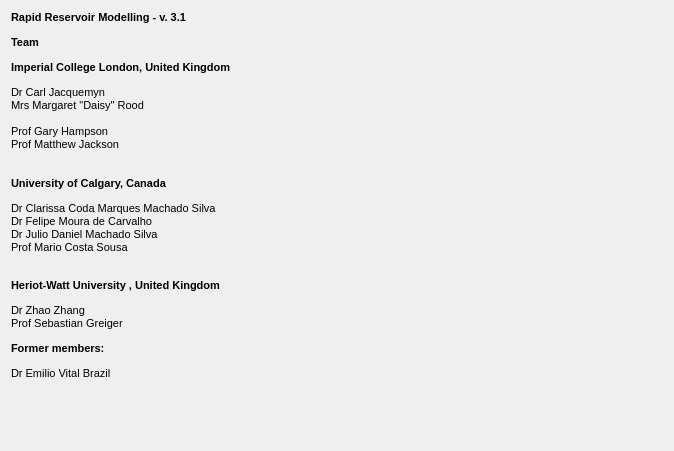
The window that src/apps/mainwindow/about/about_widget.ui (jdms/rrm) describes before a commit, drawn with Qt 5.
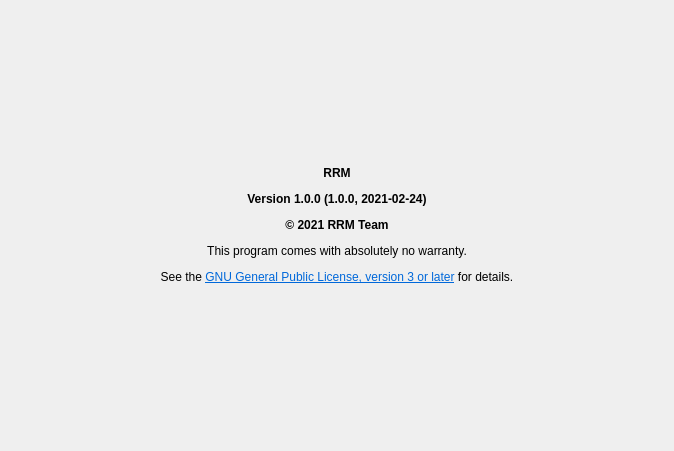
The same window after the commit. Icons and pictures are not drawn.

Commit message:
Update about window
The code that uses cmake to automate version and date in the about
window will appear in a future commit.

Diff of the .ui file:
```diff
--- a/src/apps/mainwindow/about/about_widget.ui
+++ b/src/apps/mainwindow/about/about_widget.ui
@@ -31,44 +31,12 @@
      <item>
       <widget class="QLabel" name="label_4">
        <property name="text">
-        <string>&lt;!DOCTYPE HTML PUBLIC &quot;-//W3C//DTD HTML 4.0//EN&quot; &quot;http://www.w3.org/TR/REC-html40/strict.dtd&quot;&gt;
-&lt;html&gt;&lt;head&gt;&lt;meta name=&quot;qrichtext&quot; content=&quot;1&quot; /&gt;&lt;style type=&quot;text/css&quot;&gt;
-p, li { white-space: pre-wrap; }
-&lt;/style&gt;&lt;/head&gt;&lt;body style=&quot; font-family:'MS Shell Dlg 2'; font-size:8pt; font-weight:400; font-style:normal;&quot;&gt;
-&lt;p style=&quot; margin-top:12px; margin-bottom:12px; margin-left:0px; margin-right:0px; -qt-block-indent:0; text-indent:0px;&quot;&gt;&lt;span style=&quot; font-weight:600;&quot;&gt;Rapid Reservoir Modelling - v. 3.1&lt;/span&gt;&lt;/p&gt;
-&lt;p style=&quot; margin-top:12px; margin-bottom:12px; margin-left:0px; margin-right:0px; -qt-block-indent:0; text-indent:0px;&quot;&gt;&lt;span style=&quot; font-weight:600;&quot;&gt;Team&lt;/span&gt;&lt;/p&gt;
-&lt;p style=&quot; margin-top:12px; margin-bottom:12px; margin-left:0px; margin-right:0px; -qt-block-indent:0; text-indent:0px;&quot;&gt;&lt;span style=&quot; font-weight:600;&quot;&gt;Imperial College London, United Kingdom&lt;/span&gt;&lt;/p&gt;
-&lt;p style=&quot; margin-top:12px; margin-bottom:12px; margin-left:0px; margin-right:0px; -qt-block-indent:0; text-indent:0px;&quot;&gt;Dr Carl Jacquemyn&lt;br /&gt;Mrs Margaret &amp;quot;Daisy&amp;quot; Rood&lt;br /&gt;&lt;br /&gt;Prof Gary Hampson&lt;br /&gt;Prof Matthew Jackson&lt;br /&gt;&lt;br /&gt;&lt;span style=&quot; font-weight:600;&quot;&gt;&lt;br /&gt;University of Calgary, Canada&lt;/span&gt;&lt;/p&gt;
-&lt;p style=&quot; margin-top:12px; margin-bottom:12px; margin-left:0px; margin-right:0px; -qt-block-indent:0; text-indent:0px;&quot;&gt;Dr Clarissa Coda Marques Machado Silva&lt;br /&gt;Dr Felipe Moura de Carvalho&lt;br /&gt;Dr Julio Daniel Machado Silva&lt;br /&gt;Prof Mario Costa Sousa&lt;/p&gt;
-&lt;p style=&quot; margin-top:12px; margin-bottom:12px; margin-left:0px; margin-right:0px; -qt-block-indent:0; text-indent:0px;&quot;&gt;&lt;span style=&quot; font-weight:600;&quot;&gt;&lt;br /&gt;Heriot-Watt University , United Kingdom&lt;/span&gt;&lt;/p&gt;
-&lt;p style=&quot; margin-top:12px; margin-bottom:12px; margin-left:0px; margin-right:0px; -qt-block-indent:0; text-indent:0px;&quot;&gt;Dr Zhao Zhang&lt;br /&gt;Prof Sebastian Greiger&lt;/p&gt;
-&lt;p style=&quot; margin-top:12px; margin-bottom:12px; margin-left:0px; margin-right:0px; -qt-block-indent:0; text-indent:0px;&quot;&gt;&lt;span style=&quot; font-weight:600;&quot;&gt;Former members:&lt;/span&gt;&lt;/p&gt;
-&lt;p style=&quot; margin-top:12px; margin-bottom:12px; margin-left:0px; margin-right:0px; -qt-block-indent:0; text-indent:0px;&quot;&gt;Dr Emilio Vital Brazil&lt;/p&gt;&lt;/body&gt;&lt;/html&gt;</string>
-       </property>
-      </widget>
-     </item>
-     <item>
-      <widget class="QLabel" name="label_3">
-       <property name="text">
-        <string/>
-       </property>
-       <property name="pixmap">
-        <pixmap resource="../../Resources/images.qrc">:/logos/about/RRMparterns.png</pixmap>
+        <string>&lt;html&gt;&lt;head/&gt;&lt;body&gt;&lt;p align=&quot;center&quot;&gt;&lt;span style=&quot; font-family:'MS Shell Dlg 2'; font-weight:600;&quot;&gt;RRM&lt;/span&gt;&lt;/p&gt;&lt;p align=&quot;center&quot;&gt;&lt;span style=&quot; font-family:'MS Shell Dlg 2'; font-weight:600;&quot;&gt;Version 1.0.0 (1.0.0, 2021-02-24)&lt;/span&gt;&lt;/p&gt;&lt;p align=&quot;center&quot;&gt;&lt;span style=&quot; font-family:'MS Shell Dlg 2'; font-weight:600;&quot;&gt;© 2021 RRM Team&lt;/span&gt;&lt;/p&gt;&lt;p align=&quot;center&quot;&gt;&lt;span style=&quot; font-family:'MS Shell Dlg 2';&quot;&gt;This program comes with absolutely no warranty.&lt;/span&gt;&lt;/p&gt;&lt;p align=&quot;center&quot;&gt;&lt;span style=&quot; font-family:'MS Shell Dlg 2';&quot;&gt;See the &lt;/span&gt;&lt;a href=&quot;https://www.gnu.org/licenses/gpl.html&quot;&gt;&lt;span style=&quot; text-decoration: underline; color:#0068da;&quot;&gt;GNU General Public License, version 3 or later&lt;/span&gt;&lt;/a&gt;&lt;span style=&quot; font-family:'MS Shell Dlg 2';&quot;&gt; for details.&lt;/span&gt;&lt;/p&gt;&lt;/body&gt;&lt;/html&gt;</string>
        </property>
       </widget>
      </item>
     </layout>
    </item>
-   <item>
-    <widget class="QLabel" name="label">
-     <property name="text">
-      <string/>
-     </property>
-     <property name="pixmap">
-      <pixmap resource="../../Resources/images.qrc">:/logos/about/sponsors.png</pixmap>
-     </property>
-    </widget>
-   </item>
   </layout>
  </widget>
  <resources>
```
